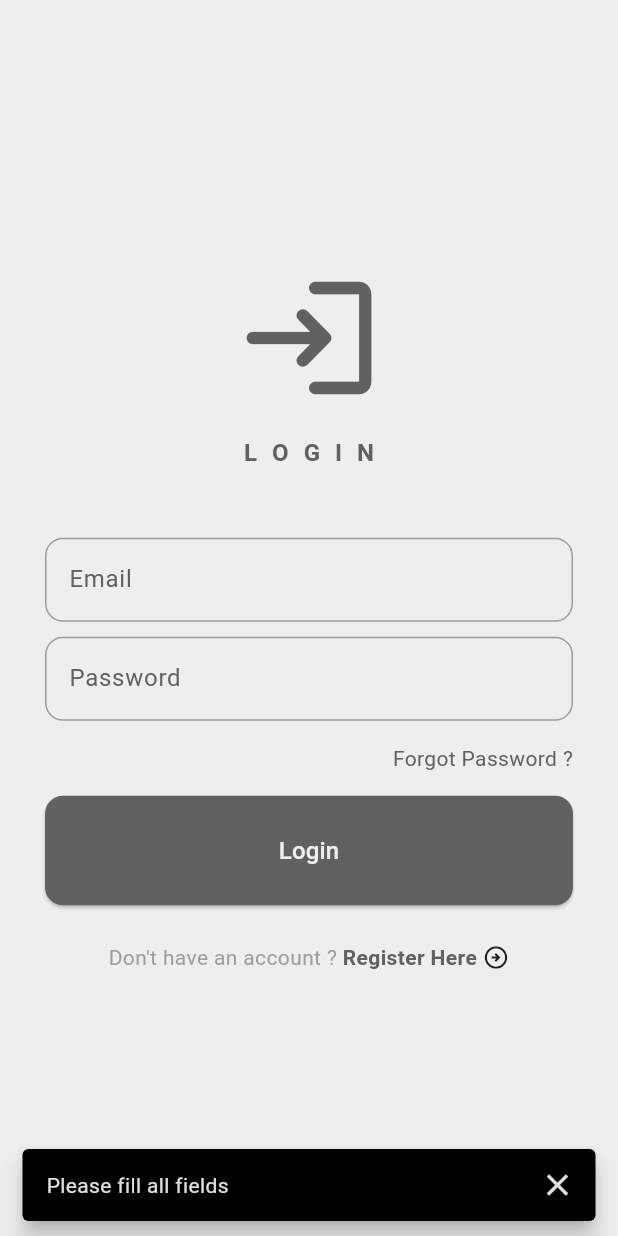
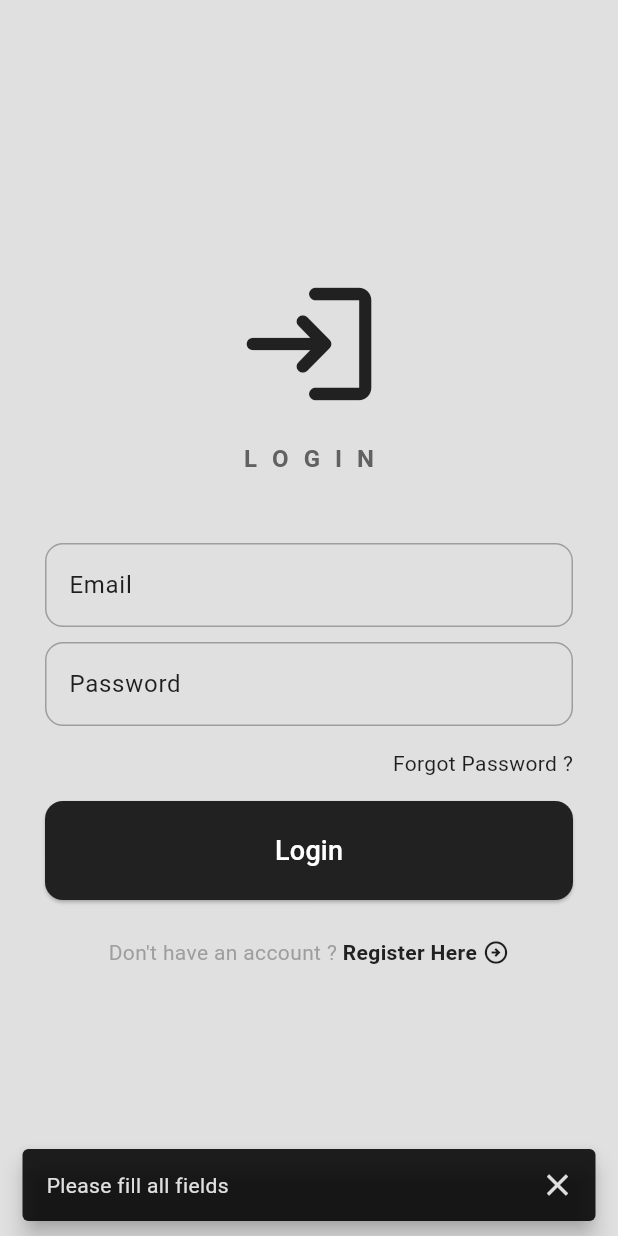
Before and after one commit to mikelgh/flutter-supabase-starter, a Flutter app: the screen it shows after launch, after a tap on "Login", on a phone screen of 412 x 824 dp. Run offline on Flutter 3.47's test engine with Material 3 defaults, Android fonts, the phone set to English and light mode, and no system bars; drawn by our look-alikes of liquid_swipe; our stand-ins replace flutter_riverpod, go_router, supabase_flutter; accounts and stored records are empty.

Commit message:
fix : theme colors

```diff
--- a/analysis_options.yaml
+++ b/analysis_options.yaml
@@ -7,6 +7,9 @@
 
 # The following line activates a set of recommended lints for Flutter apps,
 # packages, and plugins designed to encourage good coding practices.
+analyzer:
+  errors:
+    use_build_context_synchronously: ignore
 include: package:flutter_lints/flutter.yaml
 
 linter:
--- /dev/null
+++ b/devtools_options.yaml
@@ -0,0 +1,3 @@
+description: This file stores settings for Dart & Flutter DevTools.
+documentation: https://docs.flutter.dev/tools/devtools/extensions#configure-extension-enablement-states
+extensions:
--- a/lib/features/components/auth/auth_button.dart
+++ b/lib/features/components/auth/auth_button.dart
@@ -22,12 +22,12 @@ class AuthButton extends StatelessWidget {
         onPressed: onPressed,
         style: ElevatedButton.styleFrom(
           backgroundColor: backgroundColor,
-          padding: const EdgeInsets.symmetric(vertical: 25.0),
+          padding: const EdgeInsets.symmetric(vertical: 20.0),
           shape: RoundedRectangleBorder(
             borderRadius: BorderRadius.circular(12.0),
           ),
         ),
-        child: Text(text, style: TextStyle(fontSize: 16.0, color: color)),
+        child: Text(text, style: TextStyle(fontSize: 18.0, color: color)),
       ),
     );
   }
--- a/lib/features/components/auth/text_field.dart
+++ b/lib/features/components/auth/text_field.dart
@@ -19,7 +19,7 @@ class MyTextField extends StatelessWidget {
     return TextField(
       obscureText: obscureText,
       controller: controller,
-      style: TextStyle(color: Theme.of(context).colorScheme.inversePrimary),
+      style: TextStyle(color: Theme.of(context).colorScheme.primary),
       decoration: InputDecoration(
         enabledBorder: OutlineInputBorder(
           borderRadius: BorderRadius.circular(12),
@@ -30,13 +30,11 @@ class MyTextField extends StatelessWidget {
         focusedBorder: OutlineInputBorder(
           borderRadius: BorderRadius.circular(12),
           borderSide: BorderSide(
-            color: Theme.of(context).colorScheme.inversePrimary,
+            color: Theme.of(context).colorScheme.secondary,
           ),
         ),
         hintText: hintText,
-        hintStyle: TextStyle(
-          color: Theme.of(context).colorScheme.inversePrimary,
-        ),
+        hintStyle: TextStyle(color: Theme.of(context).colorScheme.onSurface),
       ),
     );
   }
--- a/lib/features/controllers/home_screen_controller.dart
+++ b/lib/features/controllers/home_screen_controller.dart
@@ -1,7 +1,7 @@
 import 'package:flutter/material.dart';
 import 'package:flutter_riverpod/flutter_riverpod.dart';
 import '../components/common/my_appbar.dart';
-import '../components/home/bottom_navigation_bar.dart'; // Import the bottom navigation bar component
+import '../components/common/bottom_navigation_bar.dart'; // Import the bottom navigation bar component
 import '../screens/home/home_screen.dart';
 import '../screens/home/settings_screen.dart';
 import '../screens/home/profile_screen.dart';
--- a/lib/features/screens/auth/login_screen.dart
+++ b/lib/features/screens/auth/login_screen.dart
@@ -1,5 +1,3 @@
-// ignore_for_file: use_build_context_synchronously
-
 import 'package:flutter/material.dart';
 import 'package:flutter_riverpod/flutter_riverpod.dart';
 import 'package:go_router/go_router.dart';
@@ -66,7 +64,7 @@ class _LoginScreenState extends ConsumerState<LoginScreen> {
   @override
   Widget build(BuildContext context) {
     return Scaffold(
-      backgroundColor: Theme.of(context).colorScheme.primary,
+      backgroundColor: Theme.of(context).colorScheme.surface,
       body: Center(
         child: SingleChildScrollView(
           child: Padding(
@@ -78,7 +76,7 @@ class _LoginScreenState extends ConsumerState<LoginScreen> {
                 Icon(
                   Icons.login_rounded,
                   size: 100,
-                  color: Theme.of(context).colorScheme.inversePrimary,
+                  color: Theme.of(context).colorScheme.primary,
                 ),
 
                 const SizedBox(height: 15),
@@ -90,7 +88,7 @@ class _LoginScreenState extends ConsumerState<LoginScreen> {
                     fontSize: 16,
                     fontWeight: FontWeight.bold,
                     letterSpacing: 3,
-                    color: Theme.of(context).colorScheme.inversePrimary,
+                    color: Theme.of(context).colorScheme.tertiary,
                   ),
                 ),
 
@@ -121,7 +119,7 @@ class _LoginScreenState extends ConsumerState<LoginScreen> {
                     Text(
                       "Forgot Password ?",
                       style: TextStyle(
-                        color: Theme.of(context).colorScheme.inversePrimary,
+                        color: Theme.of(context).colorScheme.onSurface,
                       ),
                     ),
                   ],
@@ -131,9 +129,9 @@ class _LoginScreenState extends ConsumerState<LoginScreen> {
 
                 //login button,
                 AuthButton(
-                  backgroundColor: Theme.of(context).colorScheme.inversePrimary,
+                  backgroundColor: Theme.of(context).colorScheme.primary,
                   text: "Login",
-                  color: Theme.of(context).colorScheme.primary,
+                  color: Theme.of(context).colorScheme.onPrimary,
                   onPressed: _login,
                 ),
 
@@ -154,7 +152,7 @@ class _LoginScreenState extends ConsumerState<LoginScreen> {
                       child: Text(
                         " Register Here ",
                         style: TextStyle(
-                          color: Theme.of(context).colorScheme.inversePrimary,
+                          color: Theme.of(context).colorScheme.primary,
                           fontWeight: FontWeight.bold,
                         ),
                       ),
--- a/lib/features/screens/auth/register_screen.dart
+++ b/lib/features/screens/auth/register_screen.dart
@@ -1,5 +1,3 @@
-// ignore_for_file: use_build_context_synchronously
-
 import 'package:flutter/material.dart';
 import 'package:flutter_riverpod/flutter_riverpod.dart';
 import 'package:go_router/go_router.dart';
@@ -89,7 +87,7 @@ class RegisterScreenpScreenState extends ConsumerState<RegisterScreen> {
   @override
   Widget build(BuildContext context) {
     return Scaffold(
-      backgroundColor: Theme.of(context).colorScheme.surface,
+      backgroundColor: Theme.of(context).colorScheme.inversePrimary,
       body: Center(
         child: SingleChildScrollView(
           child: Padding(
@@ -101,7 +99,7 @@ class RegisterScreenpScreenState extends ConsumerState<RegisterScreen> {
                 Icon(
                   Icons.app_registration_rounded,
                   size: 100,
-                  color: Theme.of(context).colorScheme.inversePrimary,
+                  color: Theme.of(context).colorScheme.tertiary,
                 ),
 
                 const SizedBox(height: 15),
@@ -113,7 +111,7 @@ class RegisterScreenpScreenState extends ConsumerState<RegisterScreen> {
                     fontSize: 16,
                     fontWeight: FontWeight.bold,
                     letterSpacing: 3,
-                    color: Theme.of(context).colorScheme.inversePrimary,
+                    color: Theme.of(context).colorScheme.tertiary,
                   ),
                 ),
 
@@ -162,7 +160,7 @@ class RegisterScreenpScreenState extends ConsumerState<RegisterScreen> {
                     Text(
                       "Forgot Password ?",
                       style: TextStyle(
-                        color: Theme.of(context).colorScheme.inversePrimary,
+                        color: Theme.of(context).colorScheme.onSurface,
                       ),
                     ),
                   ],
@@ -172,9 +170,9 @@ class RegisterScreenpScreenState extends ConsumerState<RegisterScreen> {
 
                 //login button,
                 AuthButton(
-                  backgroundColor: Theme.of(context).colorScheme.primary,
+                  backgroundColor: Theme.of(context).colorScheme.tertiary,
                   text: "Register",
-                  color: Theme.of(context).colorScheme.inversePrimary,
+                  color: Theme.of(context).colorScheme.onSecondary,
                   onPressed: _register,
                 ),
 
@@ -195,7 +193,7 @@ class RegisterScreenpScreenState extends ConsumerState<RegisterScreen> {
                       child: Text(
                         " Login Here ",
                         style: TextStyle(
-                          color: Theme.of(context).colorScheme.inversePrimary,
+                          color: Theme.of(context).colorScheme.primary,
                           fontWeight: FontWeight.bold,
                         ),
                       ),
--- a/lib/features/theme/dark_mode.dart
+++ b/lib/features/theme/dark_mode.dart
@@ -4,12 +4,14 @@ ThemeData darkMode = ThemeData(
   brightness: Brightness.dark,
   colorScheme: ColorScheme.dark(
     surface: Colors.grey.shade900,
-    primary: Colors.grey.shade800,
-    secondary: Colors.grey.shade700,
-    inversePrimary: Colors.grey.shade200,
-  ),
-  textTheme: ThemeData.dark().textTheme.apply(
-    bodyColor: Colors.grey[800],
-    displayColor: Colors.black,
+    primary: Colors.grey.shade300,
+    secondary: Colors.grey.shade500,
+    tertiary: Colors.grey.shade400,
+    inversePrimary: Colors.grey.shade800,
+    onSurface: Colors.white70,
+    onPrimary: Colors.black87,
+    onSecondary: Colors.black87,
+    error: Colors.red.shade400,
+    onError: Colors.white,
   ),
 );
--- a/lib/features/theme/light_mode.dart
+++ b/lib/features/theme/light_mode.dart
@@ -4,12 +4,14 @@ ThemeData lightMode = ThemeData(
   brightness: Brightness.light,
   colorScheme: ColorScheme.light(
     surface: Colors.grey.shade300,
-    primary: Colors.grey.shade200,
+    primary: Colors.grey.shade900,
     secondary: Colors.grey.shade500,
-    inversePrimary: Colors.grey.shade700,
-  ),
-  textTheme: ThemeData.light().textTheme.apply(
-    bodyColor: Colors.grey[800],
-    displayColor: Colors.black,
+    tertiary: Colors.grey.shade700,
+    inversePrimary: Colors.grey.shade100,
+    onSurface: Colors.black87,
+    onPrimary: Colors.white,
+    onSecondary: Colors.white,
+    error: Colors.red.shade700,
+    onError: Colors.white,
   ),
 );
```
Also changed, not shown: lib/features/screens/home/profile_screen.dart (+16 -1 lines), lib/features/screens/home/settings_screen.dart (+9 -2 lines).
